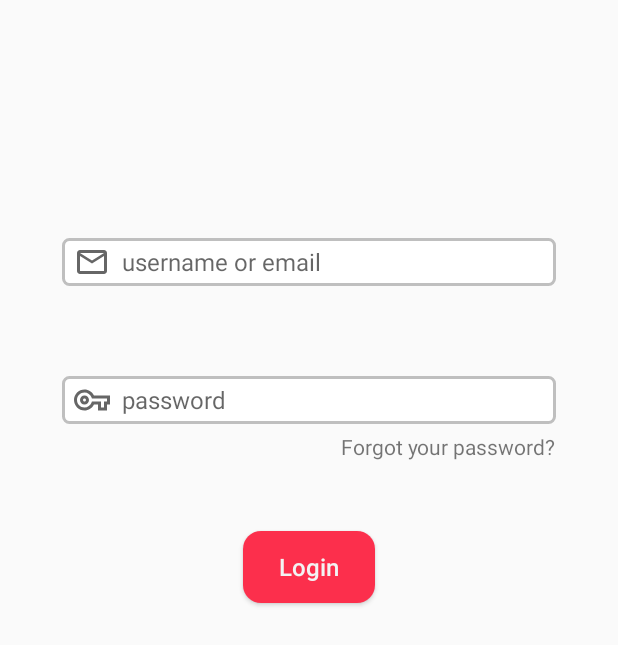
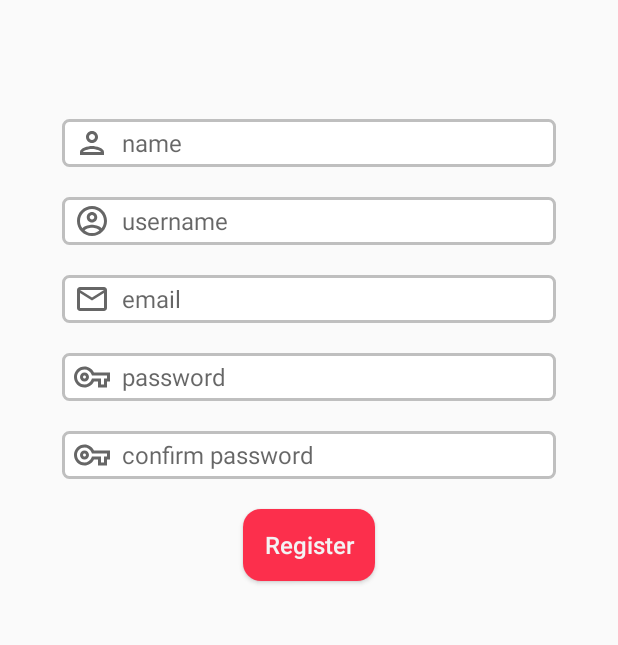
Before and after one commit to mrintro/Ecothon-Imposters, an Android app: the fragment RegisterFragment shown on its own in the app's theme, on a phone screen of 412 x 824 dp. Shown: the top 645 px of the screen. Run offline under Robolectric (Android 15) with nearby library versions, the phone set to English and light mode, and no system bars; 1 statement that could not run was skipped.

Commit message:
Created hierarchy with new package with updated MVVM.

```diff
--- a/app/src/main/AndroidManifest.xml
+++ b/app/src/main/AndroidManifest.xml
@@ -11,9 +11,8 @@
         android:roundIcon="@mipmap/ic_launcher_round"
         android:supportsRtl="true"
         android:theme="@style/AppTheme">
-        <activity
-            android:name="com.example.ecothon.auth.AuthActivity"
-            android:exported="true" />
+        <activity android:name="com.example.ecothon.ui.auth.AuthActivity"
+            android:exported="true"/>
         <activity
             android:name="com.example.ecothon.MainActivity"
             android:exported="true">
--- a/app/src/main/java/com/example/ecothon/MainActivity.kt
+++ b/app/src/main/java/com/example/ecothon/MainActivity.kt
@@ -3,7 +3,7 @@ package com.example.ecothon
 import android.content.Intent
 import androidx.appcompat.app.AppCompatActivity
 import android.os.Bundle
-import com.example.ecothon.auth.AuthActivity
+import com.example.ecothon.ui.auth.AuthActivity
 import com.example.ecothon.R
 
 class MainActivity : AppCompatActivity() {
--- a/app/src/main/java/com/example/ecothon/auth/AuthActivity.kt
+++ b/app/src/main/java/com/example/ecothon/ui/auth/AuthActivity.kt
@@ -1,10 +1,10 @@
-package com.example.ecothon.auth
+package com.example.ecothon.ui.auth
 
 import androidx.appcompat.app.AppCompatActivity
 import android.os.Bundle
 import android.view.Window
 import androidx.viewpager2.widget.ViewPager2
-import com.example.ecothon.auth.adapter.AuthViewPagerAdapter
+import com.example.ecothon.ui.auth.adapter.AuthViewPagerAdapter
 import com.example.ecothon.databinding.ActivityAuthBinding
 import com.google.android.material.tabs.TabLayout
 import com.google.android.material.tabs.TabLayoutMediator
--- a/app/src/main/java/com/example/ecothon/auth/LoginFragment.kt
+++ b/app/src/main/java/com/example/ecothon/ui/auth/RegisterFragment.kt
@@ -1,4 +1,4 @@
-package com.example.ecothon.auth
+package com.example.ecothon.ui.auth
 
 import android.os.Bundle
 import androidx.fragment.app.Fragment
@@ -14,10 +14,10 @@ private const val ARG_PARAM2 = "param2"
 
 /**
  * A simple [Fragment] subclass.
- * Use the [LoginFragment.newInstance] factory method to
+ * Use the [RegisterFragment.newInstance] factory method to
  * create an instance of this fragment.
  */
-class LoginFragment : Fragment() {
+class RegisterFragment : Fragment() {
     // TODO: Rename and change types of parameters
     private var param1: String? = null
     private var param2: String? = null
@@ -35,7 +35,7 @@ class LoginFragment : Fragment() {
         savedInstanceState: Bundle?
     ): View? {
         // Inflate the layout for this fragment
-        return inflater.inflate(R.layout.fragment_login, container, false)
+        return inflater.inflate(R.layout.fragment_register, container, false)
     }
 
     companion object {
@@ -45,12 +45,12 @@ class LoginFragment : Fragment() {
          *
          * @param param1 Parameter 1.
          * @param param2 Parameter 2.
-         * @return A new instance of fragment LoginFragment.
+         * @return A new instance of fragment RegisterFragment.
          */
         // TODO: Rename and change types and number of parameters
         @JvmStatic
         fun newInstance(param1: String, param2: String) =
-            LoginFragment().apply {
+            RegisterFragment().apply {
                 arguments = Bundle().apply {
                     putString(ARG_PARAM1, param1)
                     putString(ARG_PARAM2, param2)
--- a/app/src/main/java/com/example/ecothon/auth/adapter/AuthViewPagerAdapter.kt
+++ b/app/src/main/java/com/example/ecothon/ui/auth/adapter/AuthViewPagerAdapter.kt
@@ -1,10 +1,10 @@
-package com.example.ecothon.auth.adapter
+package com.example.ecothon.ui.auth.adapter
 
 import androidx.fragment.app.Fragment
 import androidx.fragment.app.FragmentActivity
 import androidx.viewpager2.adapter.FragmentStateAdapter
-import com.example.ecothon.auth.LoginFragment
-import com.example.ecothon.auth.RegisterFragment
+import com.example.ecothon.ui.auth.LoginFragment
+import com.example.ecothon.ui.auth.RegisterFragment
 
 
 class AuthViewPagerAdapter(
--- a/app/src/main/res/layout/activity_auth.xml
+++ b/app/src/main/res/layout/activity_auth.xml
@@ -4,7 +4,7 @@
     xmlns:tools="http://schemas.android.com/tools"
     android:layout_width="match_parent"
     android:layout_height="match_parent"
-    tools:context="com.example.ecothon.auth.AuthActivity">
+    tools:context="com.example.ecothon.ui.auth.AuthActivity">
 
     <View
         android:id="@+id/view"
--- a/app/src/main/res/layout/fragment_login.xml
+++ b/app/src/main/res/layout/fragment_login.xml
@@ -4,7 +4,7 @@
     xmlns:tools="http://schemas.android.com/tools"
     android:layout_width="match_parent"
     android:layout_height="match_parent"
-    tools:context="com.example.ecothon.auth.LoginFragment">
+    tools:context="com.example.ecothon.ui.auth.LoginFragment">
 
 
     <LinearLayout
--- a/app/src/main/res/layout/fragment_register.xml
+++ b/app/src/main/res/layout/fragment_register.xml
@@ -4,7 +4,7 @@
     xmlns:tools="http://schemas.android.com/tools"
     android:layout_width="match_parent"
     android:layout_height="match_parent"
-    tools:context="com.example.ecothon.auth.RegisterFragment">
+    tools:context="com.example.ecothon.ui.auth.RegisterFragment">
 
 
     <LinearLayout
--- a/build.gradle
+++ b/build.gradle
@@ -5,7 +5,7 @@ buildscript {
         mavenCentral()
     }
     dependencies {
-        classpath "com.android.tools.build:gradle:7.0.2"
+        classpath 'com.android.tools.build:gradle:7.0.3'
         classpath "org.jetbrains.kotlin:kotlin-gradle-plugin:1.5.31"
 
         // NOTE: Do not place your application dependencies here; they belong
```
Also changed, not shown: app/src/main/java/com/example/ecothon/ui/auth/LoginFragment.kt (renamed from app/src/main/java/com/example/ecothon/auth/RegisterFragment.kt, +6 -6 lines).
